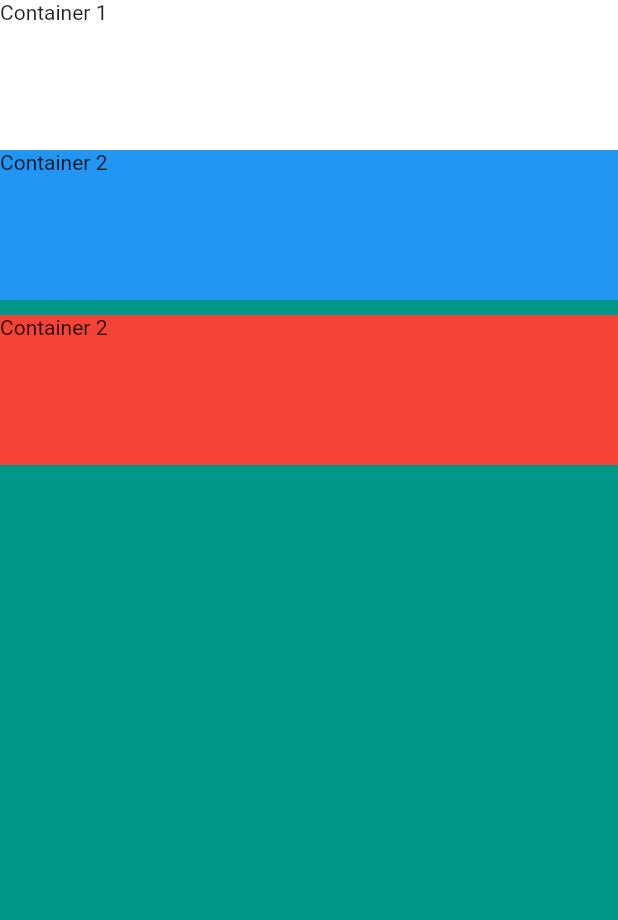
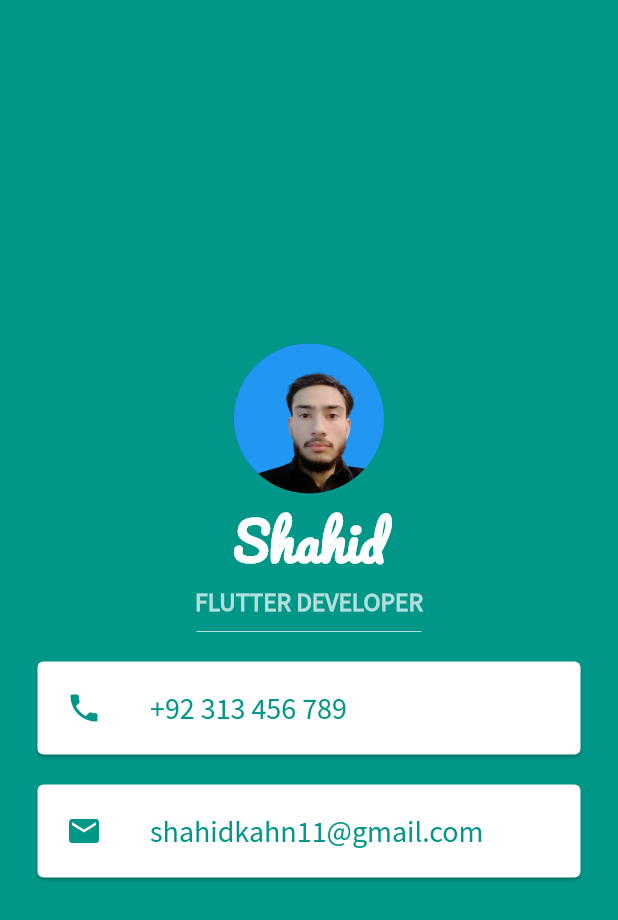
Before and after one commit to Shahid313/multiple-child-layout-widget, a Flutter app: the screen it shows after launch, on a phone screen of 412 x 824 dp. Shown: the top 920 px of the screen. Run offline on Flutter 3.47's test engine with Material 2 defaults, Android fonts, the phone set to English and light mode, and no system bars.

Commit message:
Business Card App

```diff
--- a/lib/main.dart
+++ b/lib/main.dart
@@ -13,35 +13,58 @@ class MyApp extends StatelessWidget {
         backgroundColor: Colors.teal,
         body: SafeArea(
           child: Column(
-            crossAxisAlignment: CrossAxisAlignment.stretch,
-            // mainAxisSize: MainAxisSize.min,
-            // verticalDirection: VerticalDirection.down,
-            // mainAxisAlignment: MainAxisAlignment.center,
-            // mainAxisAlignment: MainAxisAlignment.spaceEvenly,
-            // mainAxisAlignment: MainAxisAlignment.spaceAround,
+            mainAxisAlignment: MainAxisAlignment.center,
             children: <Widget>[
-              Container(
-                width: 100.0,
-                height: 100.0,
+              CircleAvatar(
+                radius: 50.0,
+                backgroundImage: AssetImage('images/shahid.png'),
+              ),
+              Text('Shahid',
+                style: TextStyle(fontFamily:'Pacifico',
+                fontSize: 35.0,
                 color: Colors.white,
-                child: Text('Container 1'),
-                ),
-
-              Container(
-                width: 100.0,
-                height: 100.0,
-                color: Colors.blue,
-                child: Text('Container 2'),
-                ),
-                SizedBox(
-                  height: 10.0,
-                ),
-              Container(
-                width: 100.0,
-                height: 100.0,
-                color: Colors.red,
-                child: Text('Container 2'),
+                fontWeight: FontWeight.bold)),
+              Text('FLUTTER DEVELOPER',
+              style:TextStyle(color: Colors.teal.shade100,
+              fontWeight: FontWeight.bold,
+              fontSize: 17.0,
+              fontFamily: 'SourceSansPro'
+              )),
+              SizedBox(
+                height: 20.0,
+                width: 150.0,
+                child:Divider(
+                  color: Colors.teal.shade100,
                 )
+              ),
+              Card(
+                margin: EdgeInsets.symmetric(vertical: 10.0, horizontal: 25.0),
+                color: Colors.white,
+                child:Padding(
+                  padding: EdgeInsets.all(3.0),
+                  child:ListTile(
+                    leading: Icon(Icons.phone,
+                  color: Colors.teal),
+                  title: Text('+92 313 456 789',
+                  style: TextStyle(color: Colors.teal,
+                  fontFamily: 'SourceSansPro',
+                  fontSize: 20.0),),
+                  )
+                  )
+              ),
+              Card(
+                margin: EdgeInsets.symmetric(vertical: 10.0, horizontal: 25.0),
+                color: Colors.white,
+                child:Padding(
+                  padding: EdgeInsets.all(3.0),
+                  child: ListTile(
+                    leading: Icon(Icons.email,
+                  color: Colors.teal),
+                  title: Text('shahidkahn11@gmail.com',
+                  style: TextStyle(color: Colors.teal,
+                  fontFamily: 'SourceSansPro',
+                  fontSize: 20.0),),
+                  ),))
             ]),
         )
       )
```
Also changed, not shown: pubspec.yaml (+16 -14 lines), fonts/Pacifico-Regular.ttf (added), fonts/SourceSansPro-Regular.ttf (added), images/shahid.png (added).
